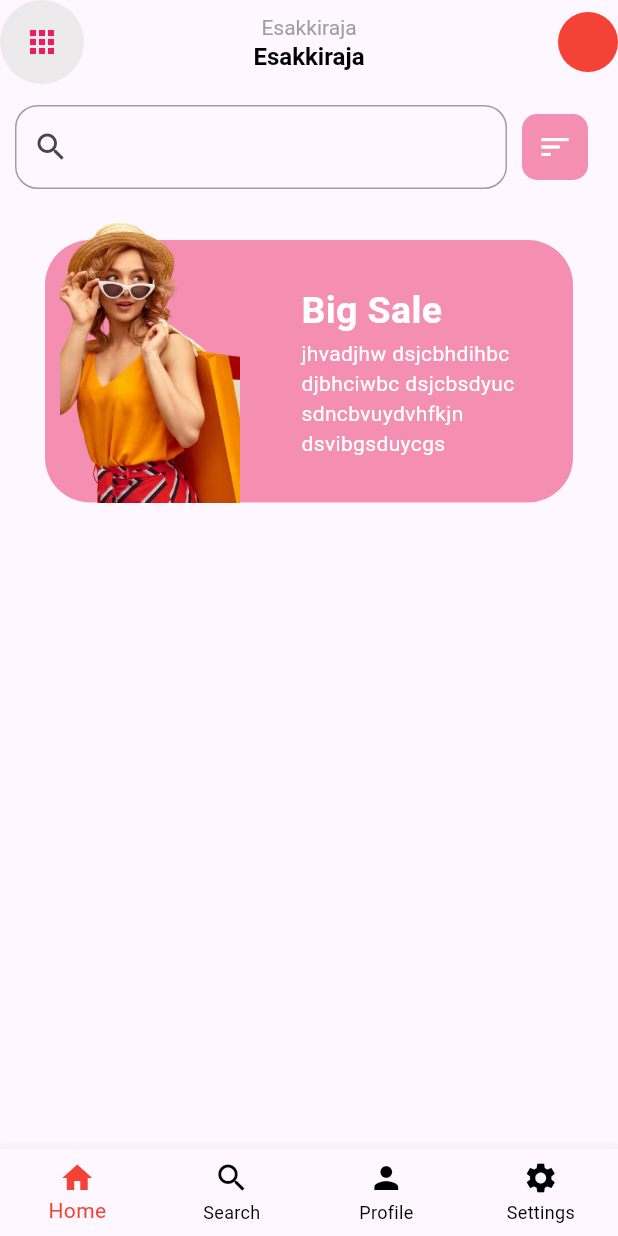
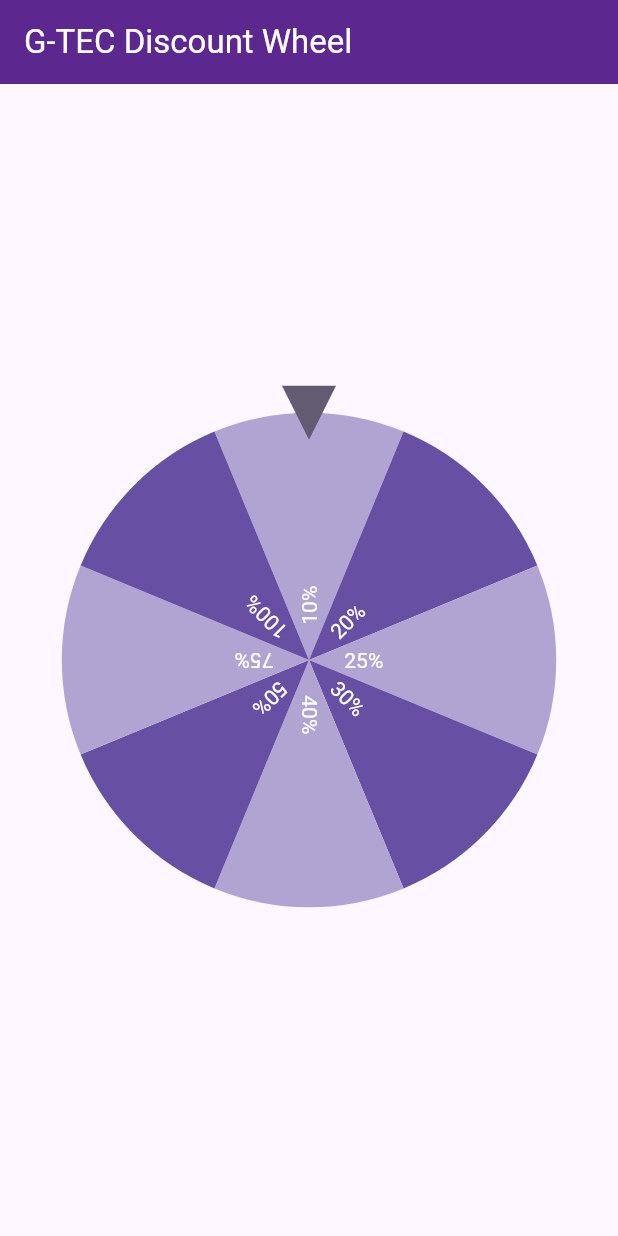
Before and after one commit to Esakki16/gtec_app, a Flutter app: the screen it shows after launch, on a phone screen of 412 x 824 dp. Run offline on Flutter 3.47's test engine with Material 3 defaults, Android fonts, the phone set to English and light mode, and no system bars; drawn by our look-alikes of flutter_fortune_wheel; our stand-ins replace firebase_auth, firebase_core, image_picker; accounts and stored records are empty.

Commit message:
Spinning Added

```diff
--- a/lib/main.dart
+++ b/lib/main.dart
@@ -2,10 +2,9 @@
 import 'package:flutter/material.dart';
 import 'package:gtec_class_app/bottom_navigation_bar_screen.dart';
 import 'package:gtec_class_app/image_picker_screen.dart';
+import 'package:gtec_class_app/spinner_wheel.dart';
 
 void main() async {
-  WidgetsFlutterBinding.ensureInitialized();
-  await Firebase.initializeApp();
   runApp(const MyApp());
 }
 
@@ -16,9 +15,7 @@
   @override
   Widget build(BuildContext context) {
     return MaterialApp(
-        title: 'Flutter Demo',
-        theme: ThemeData(),
-        home: BottomNavigationBarScreen());
+        title: 'Flutter Demo', theme: ThemeData(), home: ExamplePage());
   }
 }
 
--- /dev/null
+++ b/lib/spinner_wheel.dart
@@ -0,0 +1,59 @@
+import 'dart:async';
+
+import 'package:flutter/material.dart';
+import 'package:flutter_fortune_wheel/flutter_fortune_wheel.dart';
+
+class ExamplePage extends StatefulWidget {
+  @override
+  _ExamplePageState createState() => _ExamplePageState();
+}
+
+class _ExamplePageState extends State<ExamplePage> {
+  StreamController<int> selected = StreamController<int>();
+
+  @override
+  void dispose() {
+    selected.close();
+    super.dispose();
+  }
+
+  @override
+  Widget build(BuildContext context) {
+    final items = <int>[10, 20, 25, 30, 40, 50, 75, 100];
+
+    return Scaffold(
+      appBar: AppBar(
+        backgroundColor: const Color.fromARGB(255, 93, 39, 144),
+        title: const Text(
+          'G-TEC Discount Wheel',
+          style: TextStyle(color: Colors.white),
+        ),
+      ),
+      body: GestureDetector(
+        onTap: () {
+          setState(() {
+            selected.add(
+              Fortune.randomInt(0, items.length),
+            );
+          });
+        },
+        child: Column(
+          mainAxisAlignment: MainAxisAlignment.center,
+          crossAxisAlignment: CrossAxisAlignment.center,
+          children: [
+            SizedBox(
+              height: 500,
+              child: FortuneWheel(
+                selected: selected.stream,
+                items: [
+                  for (var it in items)
+                    FortuneItem(child: Text(it.toString() + '%')),
+                ],
+              ),
+            ),
+          ],
+        ),
+      ),
+    );
+  }
+}
```
Also changed, not shown: 1 other file.
